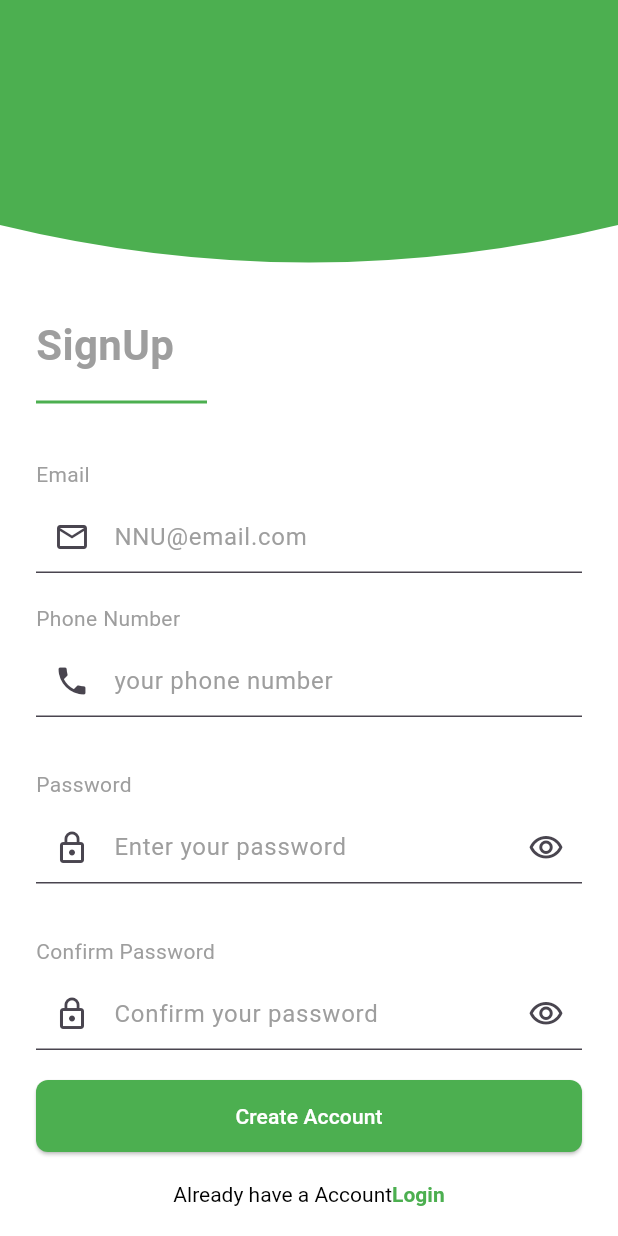
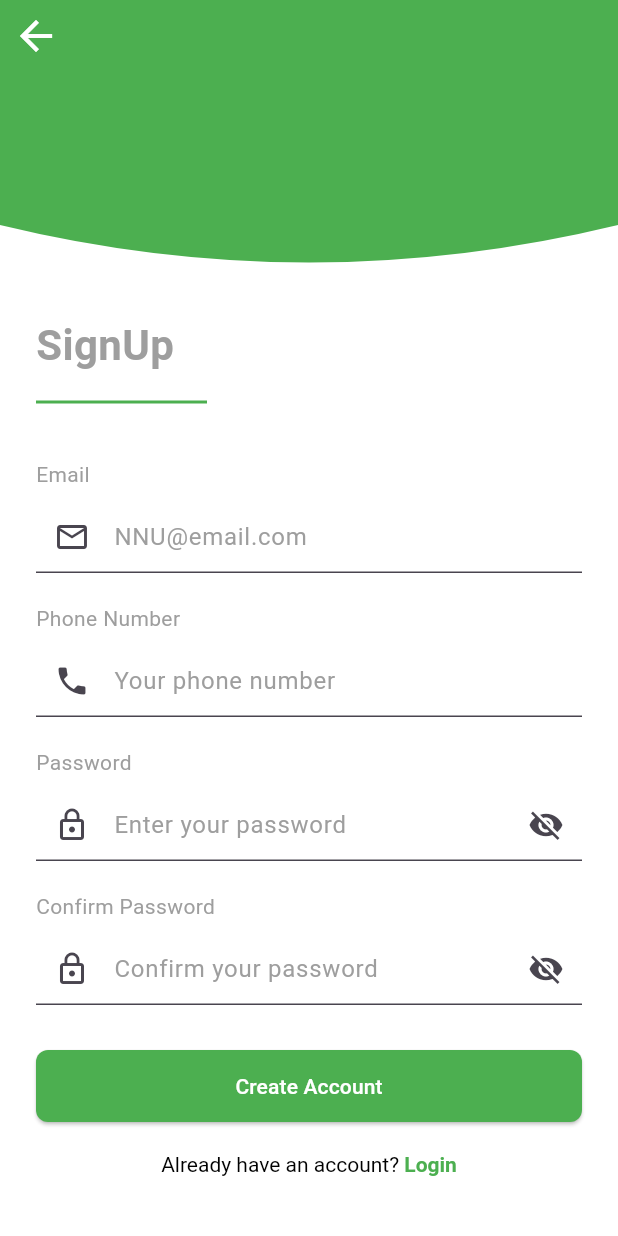
Before and after one commit to MomenRaddad/Mealy_App, a Flutter app: the SignUpScreen screen opened by its route, on a phone screen of 412 x 824 dp. Run offline on Flutter 3.47's test engine with Material 3 defaults, Android fonts, the phone set to English and light mode, and no system bars; our stand-ins replace cached_network_image, cloud_firestore, firebase_core, firebase_storage, fl_chart, image_picker and 1 more; accounts and stored records are empty.

Commit message:
fix issues

```diff
--- a/lib/view/screens/Login_Signup/Signup/signup.dart
+++ b/lib/view/screens/Login_Signup/Signup/signup.dart
@@ -1,18 +1,25 @@
 import 'package:flutter/material.dart';
 import 'package:flutter/gestures.dart';
 import 'package:meal_app/view/screens/Login_Signup/Login/login.dart';
+
 class SignUpScreen extends StatefulWidget {
   const SignUpScreen({super.key});
 
   @override
-  State<SignUpScreen> createState() => _SignUpScreen();
+  State<SignUpScreen> createState() => _SignUpScreenState();
 }
-class _SignUpScreen extends State<SignUpScreen> {
+
+class _SignUpScreenState extends State<SignUpScreen> {
+  bool _obscurePassword = true;
+  bool _obscureConfirmPassword = true;
+
   @override
   Widget build(BuildContext context) {
     return Scaffold(
       backgroundColor: Colors.white,
       body: Column(
+        children: [
+          Stack(
             children: [
               ClipPath(
                 clipper: TopWaveClipper(),
@@ -20,36 +27,44 @@ class _SignUpScreen extends State<SignUpScreen> {
                   color: Colors.green,
                   height: 200,
                   width: double.infinity,
-
                 ),
               ),
-
+              SafeArea(
+                child: IconButton(
+                  icon: const Icon(Icons.arrow_back, color: Colors.white),
+                  onPressed: () {
+                    Navigator.pop(context);
+                  },
+                ),
+              ),
+            ],
+          ),
           Expanded(
             child: Padding(
               padding: const EdgeInsets.symmetric(horizontal: 24.0),
               child: ListView(
                 children: [
                   const SizedBox(height: 10),
-
                   const Text(
                     'SignUp',
-                    style: TextStyle(
-                      fontSize: 28,
-                      fontWeight: FontWeight.bold,
+                    style: TextStyle(fontSize: 28, fontWeight: FontWeight.bold),
                   ),
+                  const SizedBox(height: 10),
+                  const Divider(
+                    thickness: 2,
+                    color: Colors.green,
+                    endIndent: 250,
                   ),
-
-                  const SizedBox(height: 10),
-                  const Divider(thickness: 2, color: Colors.green, endIndent: 250),
                   const SizedBox(height: 30),
                   const Text('Email'),
                   const SizedBox(height: 8),
                   TextField(
+                    keyboardType: TextInputType.emailAddress,
                     decoration: InputDecoration(
                       hintText: 'NNU@email.com',
-                      prefixIcon: Icon(Icons.email_outlined),
-                      border: UnderlineInputBorder(),
-                      focusedBorder: UnderlineInputBorder(
+                      prefixIcon: const Icon(Icons.email_outlined),
+                      border: const UnderlineInputBorder(),
+                      focusedBorder: const UnderlineInputBorder(
                         borderSide: BorderSide(color: Colors.green),
                       ),
                     ),
@@ -58,55 +73,69 @@ class _SignUpScreen extends State<SignUpScreen> {
                   const Text('Phone Number'),
                   const SizedBox(height: 8),
                   TextField(
-                    obscureText: true,
+                    keyboardType: TextInputType.phone,
                     decoration: InputDecoration(
-                      hintText: 'your phone number',
-                      prefixIcon: Icon(Icons.phone),
-                      border: UnderlineInputBorder(),
-                      focusedBorder: UnderlineInputBorder(
+                      hintText: 'Your phone number',
+                      prefixIcon: const Icon(Icons.phone),
+                      border: const UnderlineInputBorder(),
+                      focusedBorder: const UnderlineInputBorder(
                         borderSide: BorderSide(color: Colors.green),
                       ),
                     ),
                   ),
-
-                  const SizedBox(height: 15),
-
-
-
                   const SizedBox(height: 20),
                   const Text('Password'),
                   const SizedBox(height: 8),
                   TextField(
-                    obscureText: true,
+                    obscureText: _obscurePassword,
                     decoration: InputDecoration(
                       hintText: 'Enter your password',
-                      prefixIcon: Icon(Icons.lock_outline),
-                      suffixIcon: Icon(Icons.visibility_outlined),
-                      border: UnderlineInputBorder(),
-                      focusedBorder: UnderlineInputBorder(
+                      prefixIcon: const Icon(Icons.lock_outline),
+                      suffixIcon: IconButton(
+                        icon: Icon(
+                          _obscurePassword
+                              ? Icons.visibility_off
+                              : Icons.visibility,
+                        ),
+                        onPressed: () {
+                          setState(() {
+                            _obscurePassword = !_obscurePassword;
+                          });
+                        },
+                      ),
+                      border: const UnderlineInputBorder(),
+                      focusedBorder: const UnderlineInputBorder(
                         borderSide: BorderSide(color: Colors.green),
                       ),
                     ),
                   ),
-
-                  const SizedBox(height: 15),
                   const SizedBox(height: 20),
                   const Text('Confirm Password'),
                   const SizedBox(height: 8),
                   TextField(
-                    obscureText: true,
+                    obscureText: _obscureConfirmPassword,
                     decoration: InputDecoration(
                       hintText: 'Confirm your password',
-                      prefixIcon: Icon(Icons.lock_outline),
-                      suffixIcon: Icon(Icons.visibility_outlined),
-                      border: UnderlineInputBorder(),
-                      focusedBorder: UnderlineInputBorder(
+                      prefixIcon: const Icon(Icons.lock_outline),
+                      suffixIcon: IconButton(
+                        icon: Icon(
+                          _obscureConfirmPassword
+                              ? Icons.visibility_off
+                              : Icons.visibility,
+                        ),
+                        onPressed: () {
+                          setState(() {
+                            _obscureConfirmPassword = !_obscureConfirmPassword;
+                          });
+                        },
+                      ),
+                      border: const UnderlineInputBorder(),
+                      focusedBorder: const UnderlineInputBorder(
                         borderSide: BorderSide(color: Colors.green),
                       ),
                     ),
                   ),
-
-                  const SizedBox(height: 20),
+                  const SizedBox(height: 30),
                   SizedBox(
                     width: double.infinity,
                     height: 48,
@@ -117,31 +146,32 @@ class _SignUpScreen extends State<SignUpScreen> {
                           borderRadius: BorderRadius.circular(8),
                         ),
                       ),
-                      onPressed: () {
-                      },
+                      onPressed: () {},
                       child: const Text("Create Account"),
                     ),
                   ),
-
                   const SizedBox(height: 20),
-
                   Center(
                     child: RichText(
                       text: TextSpan(
                         style: const TextStyle(color: Colors.black),
                         children: [
-                          const TextSpan(text: "Already have a Account"),
+                          const TextSpan(text: "Already have an account? "),
                           TextSpan(
                             text: "Login",
                             style: const TextStyle(
                               color: Colors.green,
                               fontWeight: FontWeight.bold,
                             ),
-                            recognizer: TapGestureRecognizer()
+                            recognizer:
+                                TapGestureRecognizer()
                                   ..onTap = () {
                                     Navigator.push(
                                       context,
-                                  MaterialPageRoute(builder: (context) => const LoginScreen()),
+                                      MaterialPageRoute(
+                                        builder:
+                                            (context) => const LoginScreen(),
+                                      ),
                                     );
                                   },
                           ),
@@ -158,22 +188,20 @@ class _SignUpScreen extends State<SignUpScreen> {
     );
   }
 }
+
 class TopWaveClipper extends CustomClipper<Path> {
   @override
   Path getClip(Size size) {
     var path = Path();
     path.lineTo(0, size.height - 50);
-
     var controlPoint = Offset(size.width / 2, size.height);
     var endPoint = Offset(size.width, size.height - 50);
-
     path.quadraticBezierTo(
       controlPoint.dx,
       controlPoint.dy,
       endPoint.dx,
       endPoint.dy,
     );
-
     path.lineTo(size.width, 0);
     path.close();
     return path;
```
Also changed, not shown: lib/view/screens/Login_Signup/Login/login.dart (+34 -50 lines), lib/view/screens/Login_Signup/forget_password/reset_password/reset_password_code.dart (+85 -45 lines), lib/view/screens/Login_Signup/forget_password/reset_password/reset_password_email.dart (+25 -31 lines), 4 other files. Lines whose indentation alone changed are shown as unchanged.
